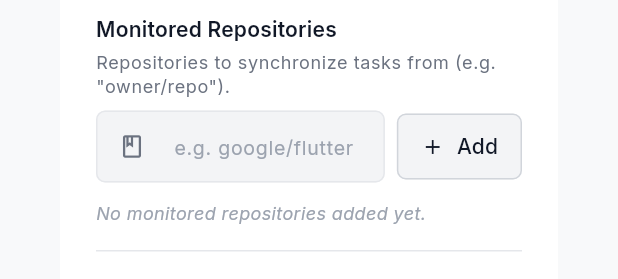
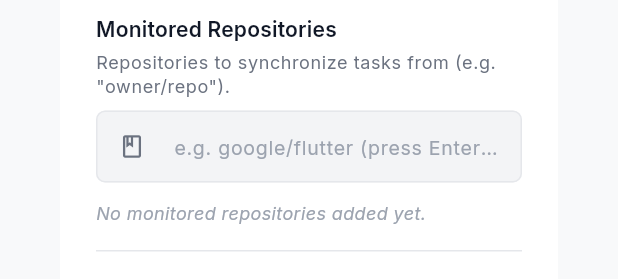
Before and after one commit to brianquinlan/gitvassal, a Flutter app: the SettingsDialog widget shown alone on an empty page, opened directly with empty values, on a phone screen of 412 x 824 dp. Shown: the part 740-1019 px from the top of the screen. Run offline on Flutter 3.47's test engine with Material 3 defaults, Android fonts, the phone set to English and light mode, and no system bars; our stand-ins replace cloud_firestore, firebase_auth, firebase_core, google_fonts; accounts and stored records are empty.

Commit message:
Remove add button for repos

```diff
--- a/frontend/lib/ui/widgets/settings_dialog.dart
+++ b/frontend/lib/ui/widgets/settings_dialog.dart
@@ -248,35 +248,13 @@ class _SettingsDialogState extends State<SettingsDialog> {
                               style: Theme.of(context).textTheme.bodySmall,
                             ),
                             const SizedBox(height: 8),
-                            Row(
-                              children: [
-                                Expanded(
-                                  child: TextFormField(
-                                    controller: _newRepoController,
-                                    decoration: const InputDecoration(
-                                      hintText: 'e.g. google/flutter',
-                                      prefixIcon: Icon(Icons.book_outlined, size: 18, color: AppTheme.textMuted),
-                                    ),
-                                    onFieldSubmitted: (_) => _addRepo(),
-                                  ),
-                                ),
-                                const SizedBox(width: 8),
-                                ElevatedButton.icon(
-                                  onPressed: _addRepo,
-                                  icon: const Icon(Icons.add, size: 16),
-                                  label: const Text('Add'),
-                                  style: ElevatedButton.styleFrom(
-                                    backgroundColor: const Color(0xFFF3F4F6),
-                                    foregroundColor: AppTheme.textPrimary,
-                                    elevation: 0,
-                                    padding: const EdgeInsets.symmetric(horizontal: 16, vertical: 12),
-                                    shape: RoundedRectangleBorder(
-                                      borderRadius: BorderRadius.circular(6),
-                                      side: const BorderSide(color: AppTheme.borderMedium),
-                                    ),
-                                  ),
-                                ),
-                              ],
+                            TextFormField(
+                              controller: _newRepoController,
+                              decoration: const InputDecoration(
+                                hintText: 'e.g. google/flutter (press Enter to add)',
+                                prefixIcon: Icon(Icons.book_outlined, size: 18, color: AppTheme.textMuted),
+                              ),
+                              onFieldSubmitted: (_) => _addRepo(),
                             ),
                             const SizedBox(height: 12),
                             Wrap(
```
